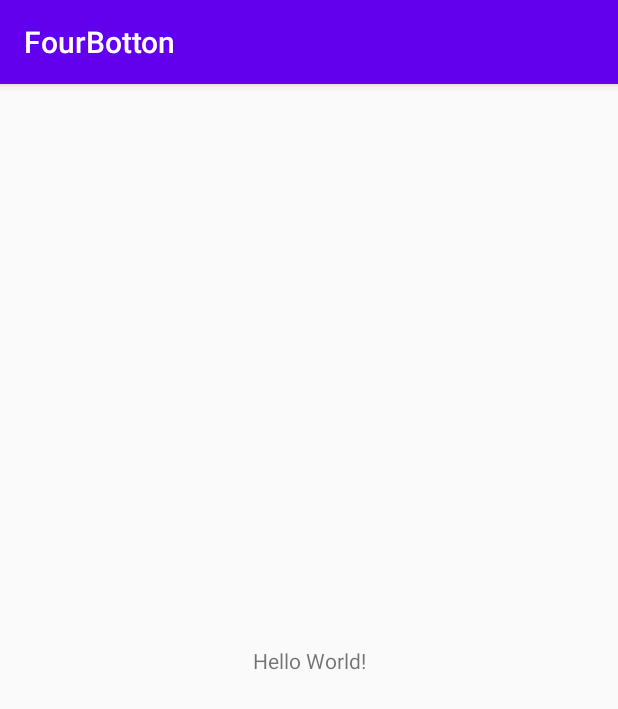
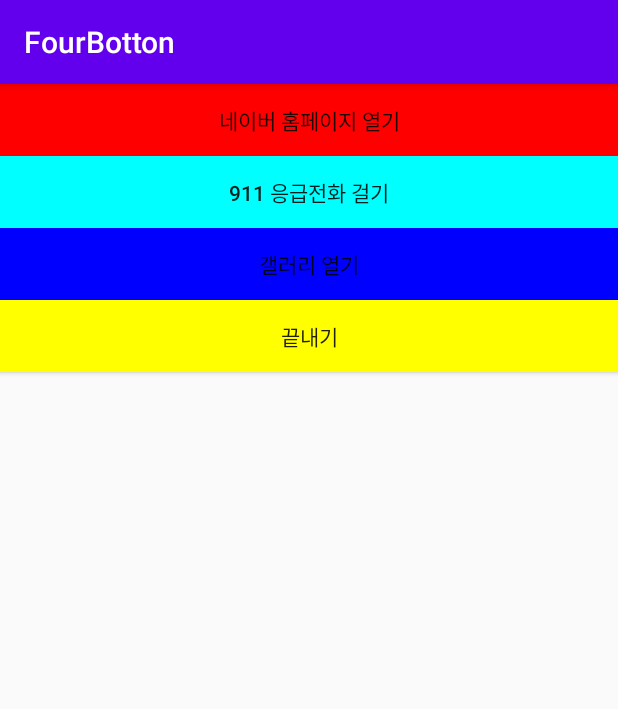
Before and after one commit to DongGeon0908/Android_Study, an Android app: the screen it shows after launch (MainActivity), on a phone screen of 412 x 824 dp. Shown: the top 709 px of the screen. Run offline under Robolectric (Android 15) with nearby library versions, the light colour scheme and no system bars.

Commit message:
9월 9일 강의 정리

```diff
--- a/FourBotton/app/src/main/java/kr/ac/hs/fourbotton/MainActivity.java
+++ b/FourBotton/app/src/main/java/kr/ac/hs/fourbotton/MainActivity.java
@@ -2,13 +2,61 @@
 
 import androidx.appcompat.app.AppCompatActivity;
 
+import android.content.Intent;
+import android.graphics.Color;
+import android.net.Uri;
 import android.os.Bundle;
+import android.view.View;
+import android.widget.Button;
 
 public class MainActivity extends AppCompatActivity {
+
+    Button button1;
+    Button button2;
+    Button button3;
+    Button button4;
+
 
     @Override
     protected void onCreate(Bundle savedInstanceState) {
         super.onCreate(savedInstanceState);
         setContentView(R.layout.activity_main);
+
+        button1 = findViewById(R.id.button1);
+        button2 = findViewById(R.id.button2);
+        button3 = findViewById(R.id.button3);
+        button4 = findViewById(R.id.button4);
+
+        button3.setBackgroundColor(Color.BLUE);
+        button4.setBackgroundColor(Color.YELLOW);
+
+        button1.setOnClickListener(new View.OnClickListener() {
+            @Override
+            public void onClick(View v) {
+                Intent mIntent = new Intent(Intent.ACTION_VIEW, Uri.parse("http://www.naver.com"));
+                startActivity(mIntent);
+            }
+        });
+        button2.setOnClickListener(new View.OnClickListener() {
+            @Override
+            public void onClick(View v) {
+                Intent mIntent = new Intent(Intent.ACTION_VIEW, Uri.parse("tel:/911"));
+                startActivity(mIntent);
+            }
+        });
+        button3.setOnClickListener(new View.OnClickListener() {
+            @Override
+            public void onClick(View v) {
+                Intent mIntent = new Intent(Intent.ACTION_VIEW, Uri.parse("content://media/Internal/Images/media"));
+                startActivity(mIntent);
+            }
+        });
+        button4.setOnClickListener(new View.OnClickListener() {
+            @Override
+            public void onClick(View v) {
+                finish();
+            }
+        });
+
     }
 }
--- a/FourBotton/app/src/main/res/layout/activity_main.xml
+++ b/FourBotton/app/src/main/res/layout/activity_main.xml
@@ -1,18 +1,40 @@
 <?xml version="1.0" encoding="utf-8"?>
-<androidx.constraintlayout.widget.ConstraintLayout xmlns:android="http://schemas.android.com/apk/res/android"
-    xmlns:app="http://schemas.android.com/apk/res-auto"
+<LinearLayout xmlns:android="http://schemas.android.com/apk/res/android"
     xmlns:tools="http://schemas.android.com/tools"
     android:layout_width="match_parent"
     android:layout_height="match_parent"
+    android:orientation="vertical"
     tools:context=".MainActivity">
 
-    <TextView
-        android:layout_width="wrap_content"
+        <Button
         android:layout_height="wrap_content"
-        android:text="Hello World!"
-        app:layout_constraintBottom_toBottomOf="parent"
-        app:layout_constraintLeft_toLeftOf="parent"
-        app:layout_constraintRight_toRightOf="parent"
-        app:layout_constraintTop_toTopOf="parent" />
+        android:layout_width="match_parent"
+        android:id="@+id/button1"
+        android:text="@string/button1"
+        android:background="#ff0000"
+        />
 
-</androidx.constraintlayout.widget.ConstraintLayout>
+        <Button
+            android:layout_height="wrap_content"
+            android:layout_width="match_parent"
+            android:id="@+id/button2"
+            android:text="@string/button2"
+            android:background="#f0ff"
+            />
+
+        <Button
+            android:layout_height="wrap_content"
+            android:layout_width="match_parent"
+            android:id="@+id/button3"
+            android:text="@string/button3"
+            />
+
+        <Button
+            android:layout_height="wrap_content"
+            android:layout_width="match_parent"
+            android:id="@+id/button4"
+            android:text="@string/button4"
+            />
+
+
+</LinearLayout>
--- a/FourBotton/app/src/main/res/values/strings.xml
+++ b/FourBotton/app/src/main/res/values/strings.xml
@@ -1,3 +1,7 @@
 <resources>
     <string name="app_name">FourBotton</string>
+    <string name="button1">네이버 홈페이지 열기</string>
+    <string name="button2">911 응급전화 걸기</string>
+    <string name="button3">갤러리 열기</string>
+    <string name="button4">끝내기</string>
 </resources>
```
Also changed, not shown: 2 other files.
